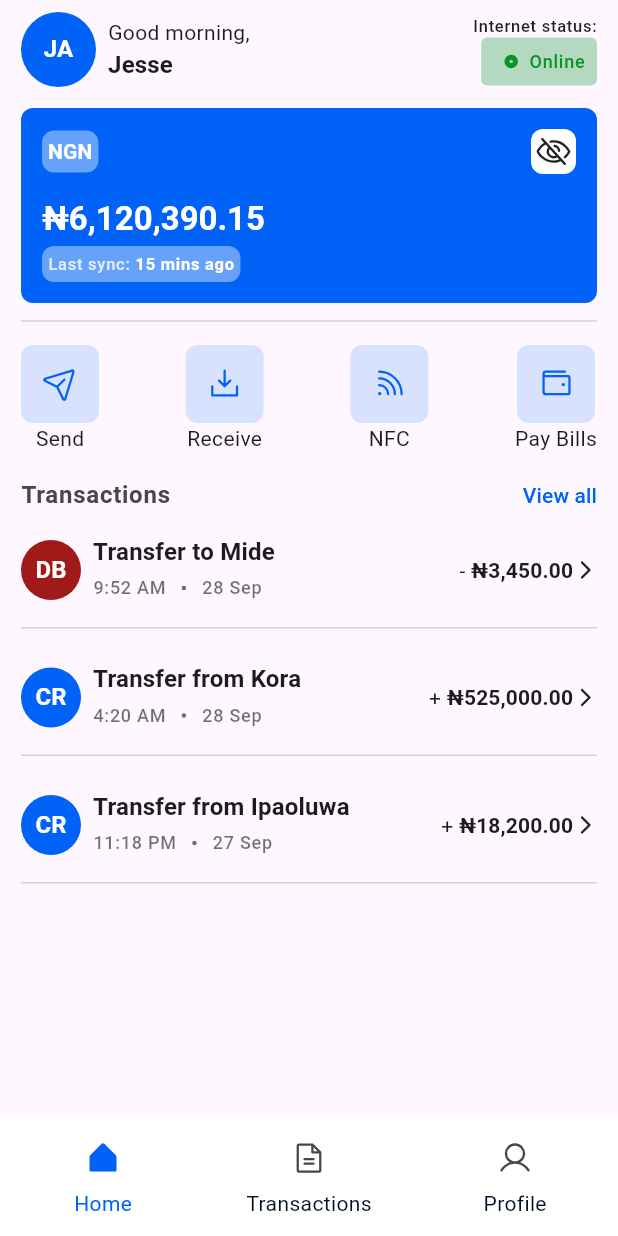
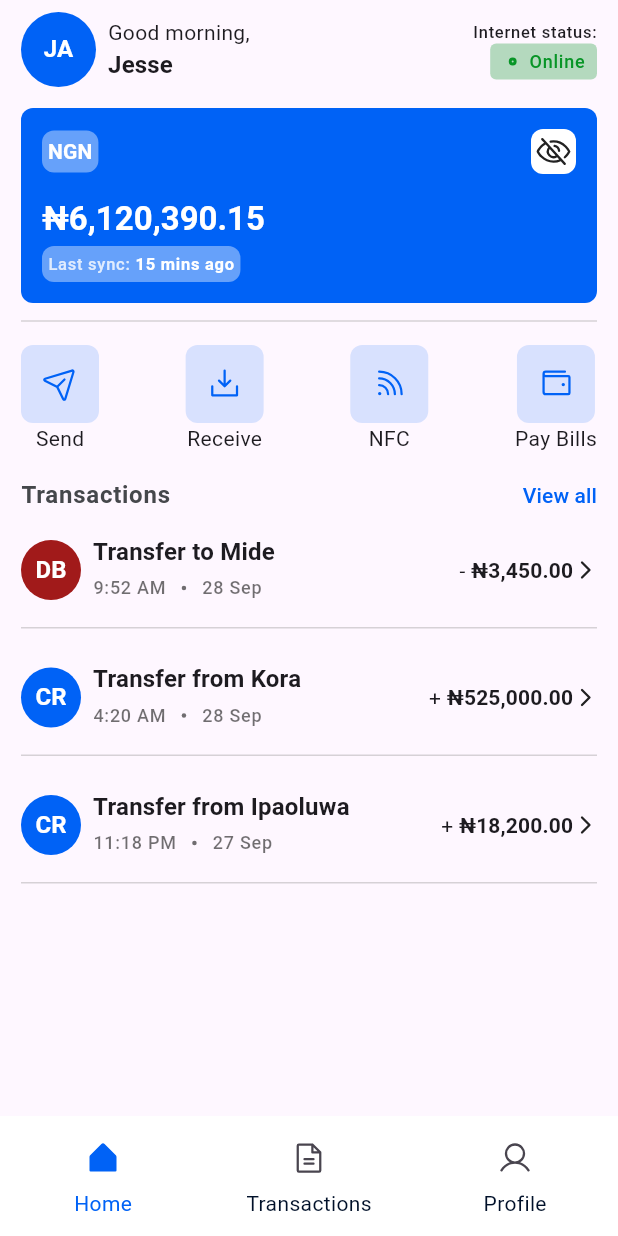
Before and after one commit to Jessepelumi/jetour_client, a Flutter app: the screen it shows after launch, on a phone screen of 412 x 824 dp. Run offline on Flutter 3.47's test engine with Material 3 defaults, Android fonts, the phone set to English and light mode, and no system bars; our stand-ins replace get, get_storage, google_fonts, phosphor_flutter, pin_code_fields, smooth_page_indicator.

Commit message:
modified information container

```diff
--- a/lib/shared/information_container.dart
+++ b/lib/shared/information_container.dart
@@ -29,12 +29,15 @@ class InformationContainer extends StatelessWidget {
         ),
       ),
       child: Row(
+        mainAxisSize: MainAxisSize.min,
         children: [
           if (hasAsset == true)
             Icon(
               asset,
               color: color,
+              size: smallMedium,
             ),
+          const SizedBox(width: extraSmall),
           Text(
             label,
             style:
```
